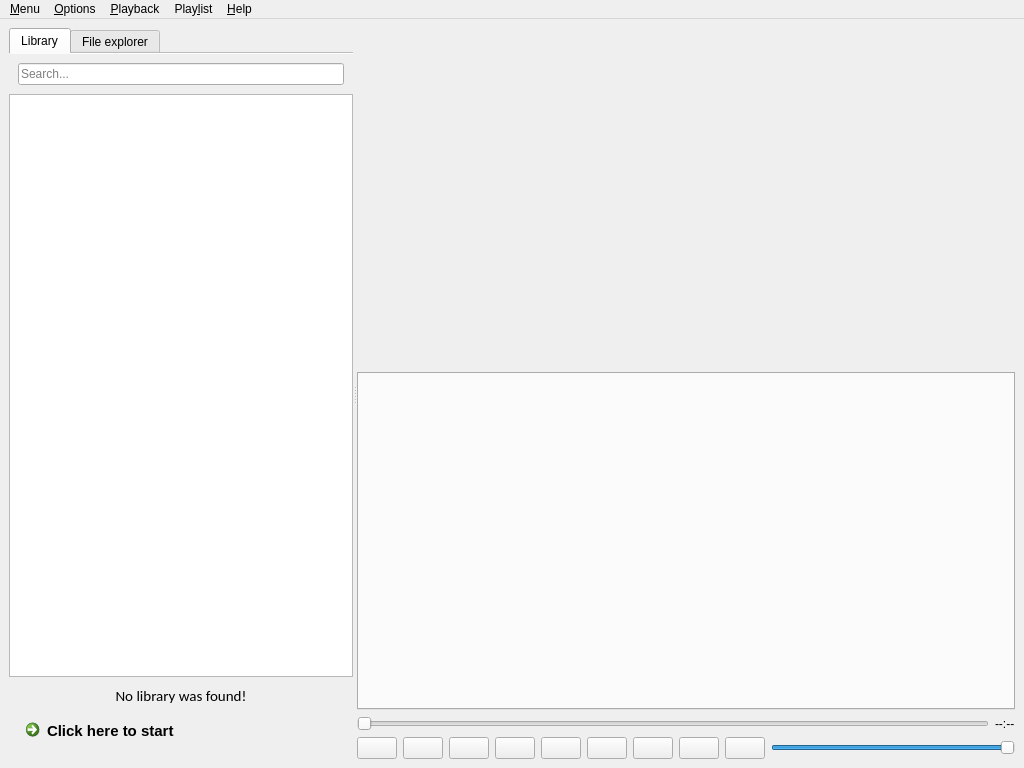
First picture: the form in code/src/mainwindow.ui, repository MBach/Miam-Player, before the edit.
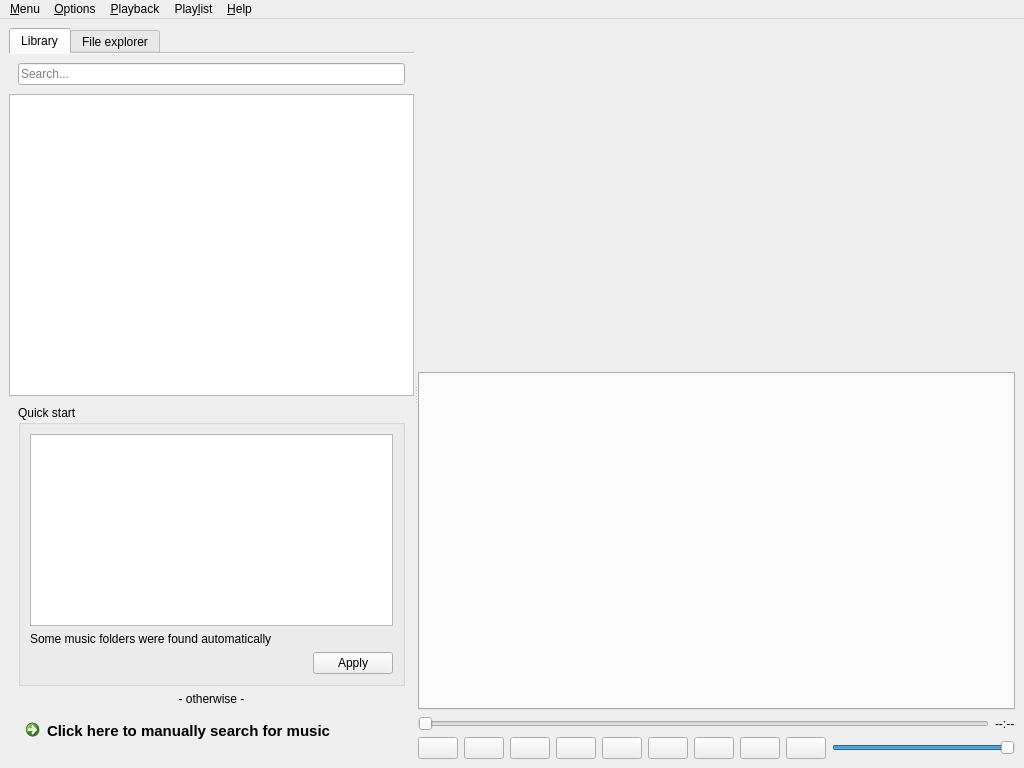
Second picture: the form after the edit. Icons and pictures are not drawn. Custom widgets are drawn as their Qt base class.

Commit message: Quick Start

Patch:
```diff
--- a/code/src/mainwindow.ui
+++ b/code/src/mainwindow.ui
@@ -101,15 +101,94 @@
           <widget class="QWidget" name="widgetFirstRun" native="true">
            <layout class="QVBoxLayout" name="verticalLayout_2">
             <item>
-             <widget class="QLabel" name="noLibrarySet">
-              <property name="font">
-               <font>
-                <family>Calibri</family>
-                <pointsize>11</pointsize>
-               </font>
+             <widget class="QGroupBox" name="quickStartGroupBox">
+              <property name="sizePolicy">
+               <sizepolicy hsizetype="Preferred" vsizetype="Expanding">
+                <horstretch>0</horstretch>
+                <verstretch>3</verstretch>
+               </sizepolicy>
               </property>
+              <property name="title">
+               <string>Quick start</string>
+              </property>
+              <layout class="QVBoxLayout" name="verticalLayout_5">
+               <item>
+                <widget class="QTableWidget" name="quickStartTableWidget">
+                 <property name="sizePolicy">
+                  <sizepolicy hsizetype="Expanding" vsizetype="Minimum">
+                   <horstretch>0</horstretch>
+                   <verstretch>0</verstretch>
+                  </sizepolicy>
+                 </property>
+                 <property name="horizontalScrollBarPolicy">
+                  <enum>Qt::ScrollBarAlwaysOff</enum>
+                 </property>
+                 <property name="editTriggers">
+                  <set>QAbstractItemView::NoEditTriggers</set>
+                 </property>
+                 <property name="selectionMode">
+                  <enum>QAbstractItemView::NoSelection</enum>
+                 </property>
+                 <property name="showGrid">
+                  <bool>false</bool>
+                 </property>
+                 <property name="cornerButtonEnabled">
+                  <bool>false</bool>
+                 </property>
+                 <attribute name="horizontalHeaderVisible">
+                  <bool>false</bool>
+                 </attribute>
+                 <attribute name="horizontalHeaderHighlightSections">
+                  <bool>false</bool>
+                 </attribute>
+                 <attribute name="horizontalHeaderStretchLastSection">
+                  <bool>true</bool>
+                 </attribute>
+                 <attribute name="verticalHeaderVisible">
+                  <bool>false</bool>
+                 </attribute>
+                 <attribute name="verticalHeaderHighlightSections">
+                  <bool>false</bool>
+                 </attribute>
+                 <column>
+                  <property name="text">
+                   <string>Folders</string>
+                  </property>
+                 </column>
+                 <column>
+                  <property name="text">
+                   <string>Number of files</string>
+                  </property>
+                 </column>
+                </widget>
+               </item>
+               <item>
+                <widget class="QLabel" name="quickStartLabel">
+                 <property name="sizePolicy">
+                  <sizepolicy hsizetype="Preferred" vsizetype="Fixed">
+                   <horstretch>0</horstretch>
+                   <verstretch>0</verstretch>
+                  </sizepolicy>
+                 </property>
+                 <property name="text">
+                  <string>Some music folders were found automatically</string>
+                 </property>
+                </widget>
+               </item>
+               <item>
+                <widget class="QDialogButtonBox" name="quickStartButtonBox">
+                 <property name="standardButtons">
+                  <set>QDialogButtonBox::Apply</set>
+                 </property>
+                </widget>
+               </item>
+              </layout>
+             </widget>
+            </item>
+            <item>
+             <widget class="QLabel" name="label">
               <property name="text">
-               <string>No library was found!</string>
+               <string>- otherwise -</string>
               </property>
               <property name="alignment">
                <set>Qt::AlignCenter</set>
@@ -118,6 +197,12 @@
             </item>
             <item>
              <widget class="QCommandLinkButton" name="commandLinkButtonLibrary">
+              <property name="sizePolicy">
+               <sizepolicy hsizetype="Preferred" vsizetype="Expanding">
+                <horstretch>0</horstretch>
+                <verstretch>1</verstretch>
+               </sizepolicy>
+              </property>
               <property name="font">
                <font>
                 <family>Segoe UI</family>
@@ -125,7 +210,7 @@
                </font>
               </property>
               <property name="text">
-               <string>Click here to start</string>
+               <string>Click here to manually search for music</string>
               </property>
              </widget>
             </item>
```
Left out of the diff: 23 changed lines with no effect on the pictures. The commit also changes 4 other files.
